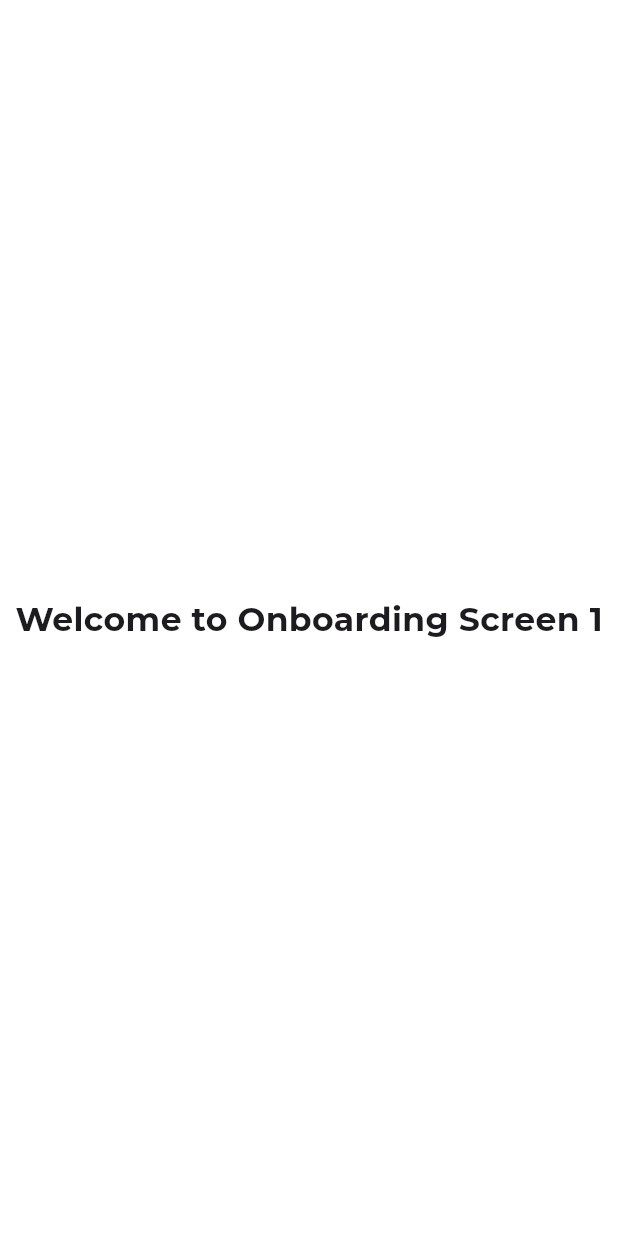
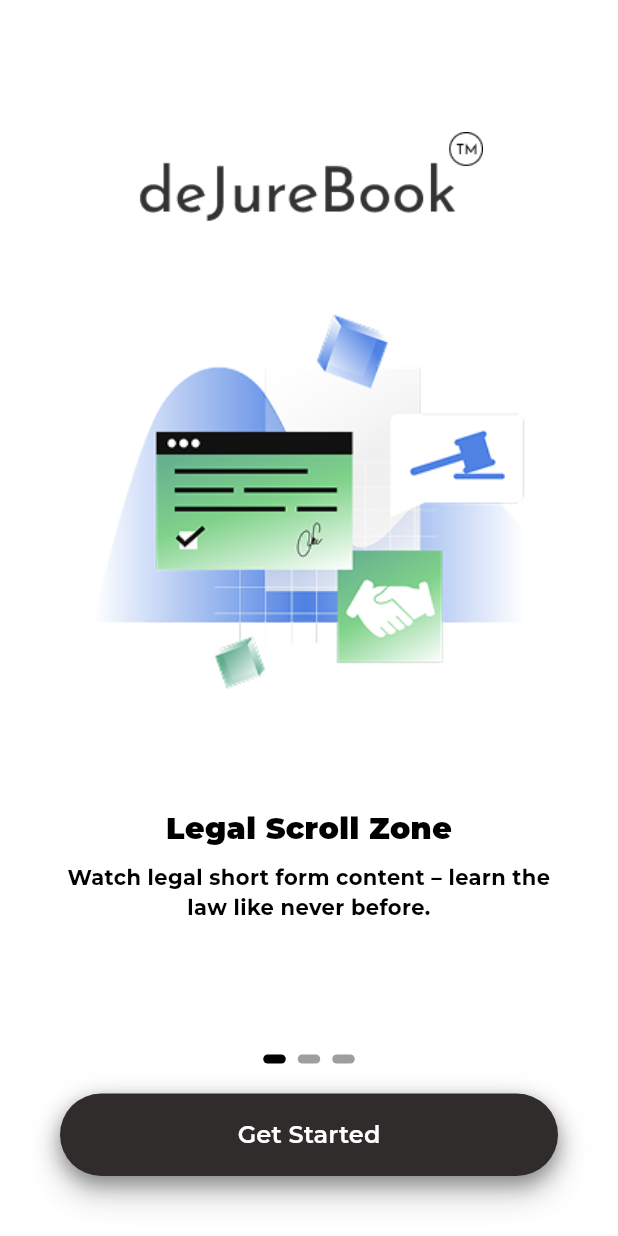
Before and after one commit to fahi016/dejurebook, a Flutter app: the screen it shows after launch, on a phone screen of 412 x 824 dp. Run offline on Flutter 3.47's test engine with Material 3 defaults, Android fonts, the phone set to English and light mode, and no system bars; our stand-ins replace google_fonts.

Commit message:
On boarding page completed

```diff
--- a/lib/constants/app_colors.dart
+++ b/lib/constants/app_colors.dart
@@ -12,7 +12,7 @@
   static const ColorScheme lightColorScheme = ColorScheme.light(
     primary: black,
     onPrimary: white,
-    secondary: black,
+    secondary: Colors.grey,
     onSecondary: white,
     surface: white,
     onSurface: black,
--- /dev/null
+++ b/lib/pages/login/login_screen.dart
@@ -0,0 +1,10 @@
+import 'package:flutter/material.dart';
+
+class LoginScreen extends StatelessWidget {
+  const LoginScreen({super.key});
+
+  @override
+  Widget build(BuildContext context) {
+    return const Placeholder();
+  }
+}
--- /dev/null
+++ b/lib/pages/on_boarding/on_boarding_page.dart
@@ -0,0 +1,186 @@
+import 'package:dejurebook/pages/login/login_screen.dart';
+import 'package:flutter/material.dart';
+import 'package:dejurebook/constants/app_colors.dart';
+import 'package:dejurebook/widgets/custom_button.dart';
+
+class OnBoardingPage extends StatefulWidget {
+  const OnBoardingPage({super.key});
+
+  @override
+  State<OnBoardingPage> createState() => _OnBoardingPageState();
+}
+
+class _OnBoardingPageState extends State<OnBoardingPage> {
+  final PageController _pageController = PageController();
+  int _currentPage = 0;
+
+  @override
+  void dispose() {
+    _pageController.dispose();
+    super.dispose();
+  }
+
+  void _onPageChanged(int index) {
+    setState(() {
+      _currentPage = index;
+    });
+  }
+
+  void _nextPage() {
+    if (_currentPage < 2) {
+      _pageController.nextPage(
+        duration: const Duration(milliseconds: 300),
+        curve: Curves.easeInOut,
+      );
+    } else {
+      // Navigate to login screen
+      Navigator.pushReplacement(
+        context,
+        MaterialPageRoute(
+          builder: (context) =>
+              const LoginScreen(), // Replace with your login screen
+        ),
+      );
+    }
+  }
+
+  @override
+  Widget build(BuildContext context) {
+    return Scaffold(
+      backgroundColor: Theme.of(context).colorScheme.surface,
+      body: SafeArea(
+        child: Column(
+          children: [
+            Expanded(
+              child: PageView(
+                controller: _pageController,
+                onPageChanged: _onPageChanged,
+                children: const [
+                  OnBoardingContent(
+                    imagePath: 'assets/images/on_boarding_image_1.png',
+                    title: 'Legal Scroll Zone',
+                    description:
+                        'Watch legal short form content – learn the law like never before.',
+                  ),
+                  OnBoardingContent(
+                    imagePath: 'assets/images/on_boarding_image_2.png',
+                    title: 'AI Legal Chat Assistant',
+                    description:
+                        'Ask anything. Understand your rights in your language.',
+                  ),
+                  OnBoardingContent(
+                    imagePath: 'assets/images/on_boarding_image_3.png',
+                    title: 'Earn by Sharing Knowledge',
+                    description:
+                        'Create legal content. Gain followers. Earn money.',
+                  ),
+                ],
+              ),
+            ),
+
+            // Dot indicator
+            Padding(
+              padding: const EdgeInsets.only(bottom: 20),
+              child: Row(
+                mainAxisAlignment: MainAxisAlignment.center,
+                children: List.generate(
+                  3,
+                  (index) => _buildDot(index == _currentPage),
+                ),
+              ),
+            ),
+
+            // Button
+            Padding(
+              padding: const EdgeInsets.only(bottom: 40),
+              child: CustomButton(
+                text: _currentPage == 0 ? "Get Started" : "Continue",
+                onPressed: _nextPage,
+              ),
+            ),
+          ],
+        ),
+      ),
+    );
+  }
+
+  Widget _buildDot(bool isActive) {
+    return Container(
+      margin: const EdgeInsets.symmetric(horizontal: 4),
+      width: isActive ? 15 : 15,
+      height: isActive ? 6 : 6,
+      decoration: BoxDecoration(
+        color: isActive
+            ? Theme.of(context).colorScheme.primary
+            : Theme.of(context).colorScheme.secondary,
+        shape: BoxShape.rectangle,
+        borderRadius: BorderRadius.circular(10),
+      ),
+    );
+  }
+}
+
+class OnBoardingContent extends StatelessWidget {
+  final String imagePath;
+  final String title;
+  final String description;
+
+  const OnBoardingContent({
+    super.key,
+    required this.imagePath,
+    required this.title,
+    required this.description,
+  });
+
+  @override
+  Widget build(BuildContext context) {
+    return Column(
+      mainAxisAlignment: MainAxisAlignment.center,
+      children: [
+        // Logo
+        Image.asset(
+          'assets/logos/main_logo.png',
+          height: 60,
+          fit: BoxFit.contain,
+        ),
+        const SizedBox(height: 30),
+
+        // Center Image
+        Image.asset(
+          imagePath,
+          width: 375,
+          height: 320,
+          fit: BoxFit.contain,
+        ),
+        const SizedBox(height: 40),
+
+        // Title
+        Text(
+          title,
+          style: const TextStyle(
+            fontSize: 20,
+            fontWeight: FontWeight.w900,
+            color: Colors.black,
+          ),
+        ),
+
+        const SizedBox(height: 8),
+
+        // Subtitle
+        Padding(
+          padding: const EdgeInsets.symmetric(horizontal: 30),
+          child: Text(
+            description,
+            style: const TextStyle(
+              fontSize: 14,
+              color: Colors.black,
+              height: 1.4,
+              fontWeight: FontWeight.bold,
+            ),
+            textAlign: TextAlign.center,
+          ),
+        ),
+      ],
+    );
+  }
+}
--- a/lib/pages/on_boarding/on_boarding_screen_1.dart
+++ /dev/null
@@ -1,18 +0,0 @@
-import 'package:flutter/material.dart';
-
-class OnBoardingScreen1 extends StatelessWidget {
-  const OnBoardingScreen1({super.key});
-
-  @override
-  Widget build(BuildContext context) {
-    return Scaffold(
-      backgroundColor: Colors.white,
-      body: const Center(
-        child: Text(
-          "Welcome to Onboarding Screen 1",
-          style: TextStyle(fontSize: 22, fontWeight: FontWeight.bold),
-        ),
-      ),
-    );
-  }
-}
--- a/lib/pages/splash_page/splash_screen.dart
+++ b/lib/pages/splash_page/splash_screen.dart
@@ -1,5 +1,5 @@
 import 'dart:async';
-import 'package:dejurebook/pages/on_boarding/on_boarding_screen_1.dart';
+import 'package:dejurebook/pages/on_boarding/on_boarding_page.dart';
 import 'package:flutter/material.dart';
 import 'package:dejurebook/constants/app_colors.dart';
 
@@ -19,7 +19,7 @@
     Timer(const Duration(seconds: 2), () {
       Navigator.pushReplacement(
         context,
-        MaterialPageRoute(builder: (context) => const OnBoardingScreen1()),
+        MaterialPageRoute(builder: (context) => const OnBoardingPage()),
       );
     });
   }
--- /dev/null
+++ b/lib/widgets/custom_button.dart
@@ -0,0 +1,58 @@
+import 'package:flutter/material.dart';
+
+class CustomButton extends StatelessWidget {
+  final String text;
+  final VoidCallback onPressed;
+
+  const CustomButton({
+    super.key,
+    required this.text,
+    required this.onPressed,
+  });
+
+  @override
+  Widget build(BuildContext context) {
+    return Padding(
+      padding: const EdgeInsets.symmetric(horizontal: 40),
+      child: Container(
+        decoration: BoxDecoration(
+          borderRadius: BorderRadius.circular(30),
+          boxShadow: [
+            BoxShadow(
+              color: Colors.black.withOpacity(0.3),
+              spreadRadius: 1,
+              blurRadius: 10,
+              offset: const Offset(0, 5), // Shadow position
+            ),
+            BoxShadow(
+              color: Colors.black.withOpacity(0.15),
+              spreadRadius: 0,
+              blurRadius: 20,
+              offset: const Offset(0, 8), // Additional softer shadow
+            ),
+          ],
+        ),
+        child: ElevatedButton(
+          style: ElevatedButton.styleFrom(
+            backgroundColor: const Color.fromARGB(255, 49, 44, 44),
+            minimumSize: const Size(double.infinity, 55),
+            shape: RoundedRectangleBorder(
+              borderRadius: BorderRadius.circular(30),
+            ),
+            elevation: 8,
+            shadowColor: Colors.black.withOpacity(0.4),
+          ),
+          onPressed: onPressed,
+          child: Text(
+            text,
+            style: const TextStyle(
+              color: Colors.white,
+              fontSize: 16,
+              fontWeight: FontWeight.w600,
+            ),
+          ),
+        ),
+      ),
+    );
+  }
+}
--- a/pubspec.yaml
+++ b/pubspec.yaml
@@ -2,7 +2,7 @@
 description: "A new Flutter project."
 # The following line prevents the package from being accidentally published to
 # pub.dev using `flutter pub publish`. This is preferred for private packages.
-publish_to: 'none' # Remove this line if you wish to publish to pub.dev
+publish_to: "none" # Remove this line if you wish to publish to pub.dev
 
 # The following defines the version and build number for your application.
 # A version number is three numbers separated by dots, like 1.2.43
@@ -52,7 +52,6 @@
 
 # The following section is specific to Flutter packages.
 flutter:
-
   # The following line ensures that the Material Icons font is
   # included with your application, so that you can use the icons in
   # the material Icons class.
@@ -61,6 +60,9 @@
   # To add assets to your application, add an assets section, like this:
   assets:
     - assets/logos/main_logo.png
+    - assets/images/on_boarding_image_1.png
+    - assets/images/on_boarding_image_2.png
+    - assets/images/on_boarding_image_3.png
 
   # An image asset can refer to one or more resolution-specific "variants", see
   # https://flutter.dev/to/resolution-aware-images
```
Also changed, not shown: assets/images/on_boarding_image_2.png (added), assets/images/on_boarding_image_3.png (added).
